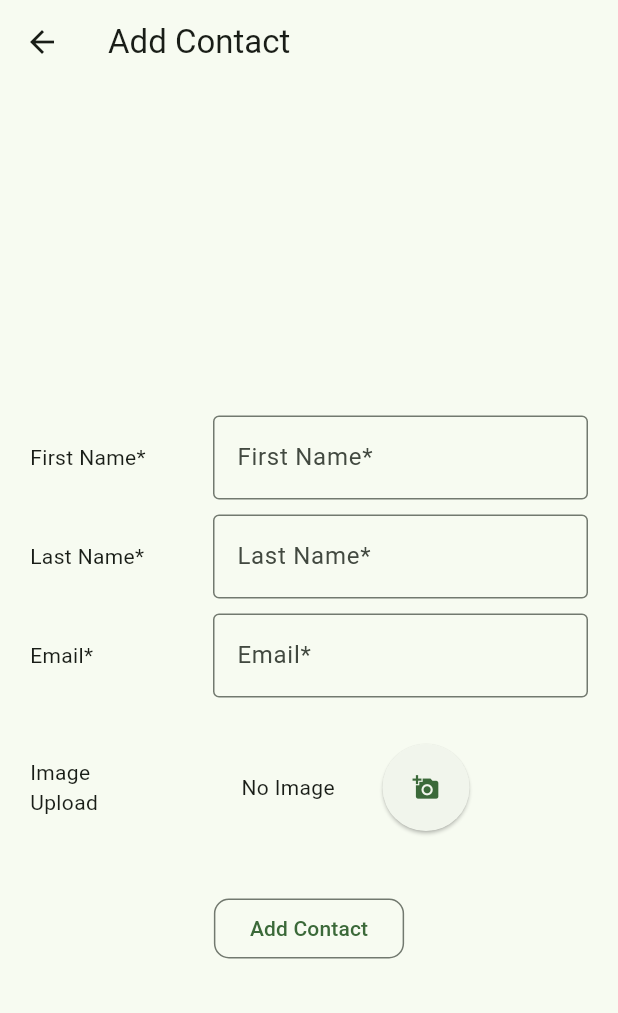
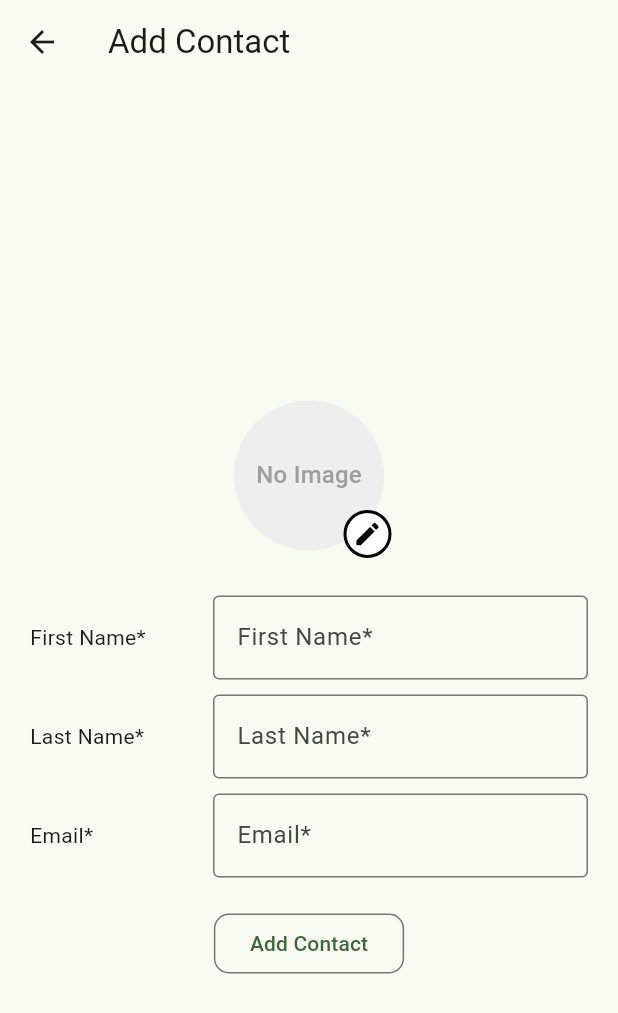
Before and after one commit to adenteo/flutter_test_app, a Flutter app: the AddEditUserItem screen opened directly, on a phone screen of 412 x 824 dp. Shown: the top 1013 px of the screen. Run offline on Flutter 3.47's test engine with Material 3 defaults, Android fonts, the phone set to English and light mode, and no system bars; our stand-ins replace dio, firebase_core, firebase_crashlytics, firebase_messaging, flutter_bloc, image_picker and 1 more; accounts and stored records are empty; network calls fail.

Commit message:
Update add_edit_user_item.dart

```diff
--- a/lib/src/ui/user/add_edit_user_item.dart
+++ b/lib/src/ui/user/add_edit_user_item.dart
@@ -60,6 +60,8 @@ class AddEditUserItemState extends State<AddEditUserItem> {
                 child: Column(
                   mainAxisAlignment: MainAxisAlignment.center,
                   children: [
+                    _imageComponent(),
+                    const SizedBox(height: 30),
                     _contactInput(
                         'First Name*', _fnameController, nameValidator),
                     const SizedBox(height: 10),
@@ -67,8 +69,6 @@ class AddEditUserItemState extends State<AddEditUserItem> {
                         'Last Name*', _lnameController, nameValidator),
                     const SizedBox(height: 10),
                     _contactInput('Email*', _emailController, emailValidator),
-                    const SizedBox(height: 10),
-                    _imageUploadSection(),
                     const SizedBox(height: 20),
                     _addEditContactButton(context)
                   ],
@@ -81,48 +81,45 @@ class AddEditUserItemState extends State<AddEditUserItem> {
     );
   }
 
-  Widget _imageUploadSection() {
-    return Row(
-      mainAxisAlignment: MainAxisAlignment.spaceBetween,
-      children: [const Text('Image \nUpload'), _imageComponent()],
-    );
-  }
-
   Widget _imageComponent() {
-    return SizedBox(
-      width: inputFieldWidth,
-      child: Row(
-        children: [
-          _imagePath != null
-              ? isNetworkImage(_imagePath)
-                  ? Image.network(
-                      _imagePath!,
-                      width: 100,
-                      height: 100,
-                      fit: BoxFit.cover,
-                    )
-                  : Image.file(
-                      File(_imagePath!),
-                      width: 100,
-                      height: 100,
-                      fit: BoxFit.cover,
-                    )
-              : const SizedBox(
-                  width: 100,
-                  height: 100,
-                  child: Center(child: Text('No Image')),
-                ),
-          const SizedBox(width: 10),
-          ElevatedButton(
-            onPressed: _pickImage,
-            style: ElevatedButton.styleFrom(
-              shape: const CircleBorder(),
-              padding: const EdgeInsets.all(20),
+    return Stack(
+      clipBehavior: Clip.none,
+      alignment: Alignment.bottomRight,
+      children: [
+        CircleAvatar(
+          radius: 50,
+          backgroundColor: Colors.grey[200],
+          backgroundImage: _imagePath != null
+              ? (isNetworkImage(_imagePath)
+                  ? NetworkImage(_imagePath!)
+                  : FileImage(File(_imagePath!))) as ImageProvider
+              : null,
+          child: _imagePath == null
+              ? const Text(
+                  'No Image',
+                  style: TextStyle(color: Colors.grey),
+                )
+              : null,
+        ),
+        Positioned(
+          right: -5,
+          bottom: -5,
+          child: Container(
+            decoration: BoxDecoration(
+              color: Colors.white,
+              shape: BoxShape.circle,
+              border: Border.all(color: Colors.black, width: 2),
             ),
-            child: const Icon(Icons.add_a_photo),
+            child: GestureDetector(
+              onTap: _pickImage,
+              child: const Padding(
+                padding: EdgeInsets.all(4.0),
+                child: Icon(Icons.edit, color: Colors.black, size: 20),
+              ),
+            ),
           ),
-        ],
-      ),
+        ),
+      ],
     );
   }
 
```
